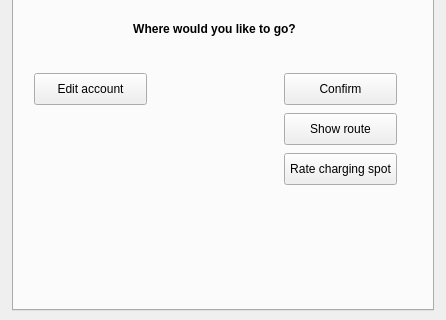
Old version of the form SPARK/Spatial_decision_making_Freek_Bas/spark_dockwidget_base.ui in the repository basvantol/2017_Group13_Spark; both pictures show x 0 to 446 and y 397 to 717 of the 446 by 717 pixel window.
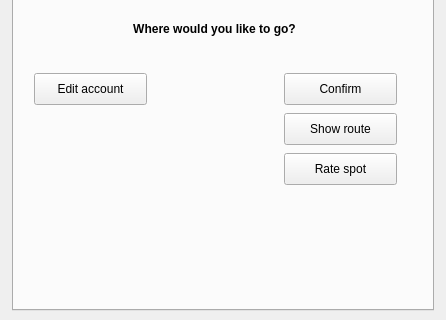
New version of the form.

Commit message: trying to route

Diff of the .ui file:
```diff
--- a/SPARK/Spatial_decision_making_Freek_Bas/spark_dockwidget_base.ui
+++ b/SPARK/Spatial_decision_making_Freek_Bas/spark_dockwidget_base.ui
@@ -662,7 +662,7 @@
          </size>
         </property>
         <property name="text">
-         <string>Rate charging spot</string>
+         <string>Rate spot</string>
         </property>
        </widget>
       </widget>
```
Left out of the diff: 4 changed lines with no effect on the pictures. The commit also changes 2 other files.
